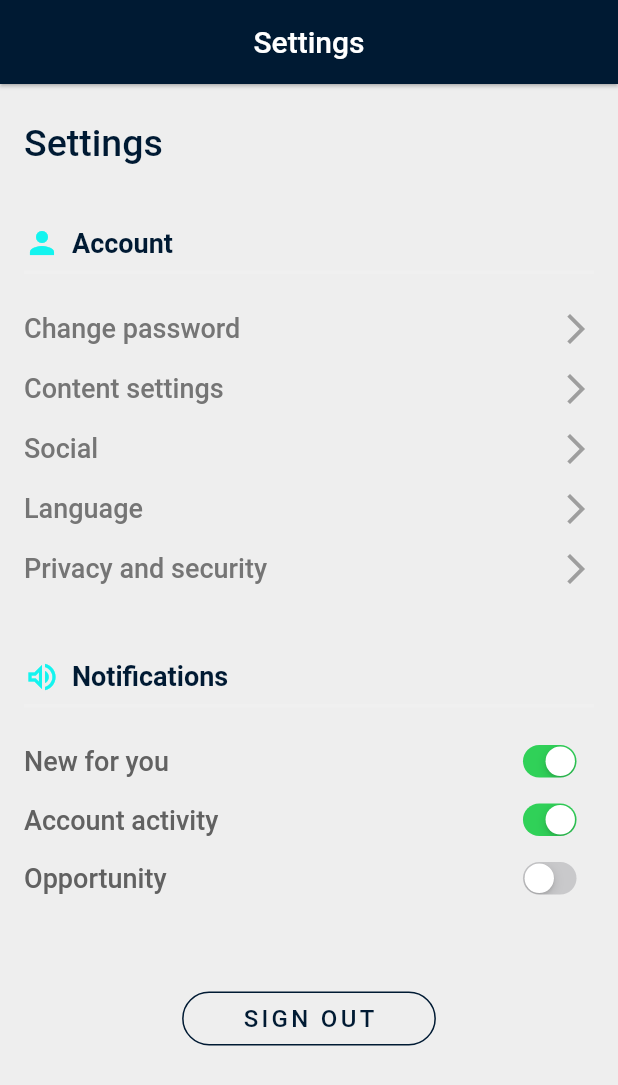
After one commit to wassimsefi/TunCoinWallet-Flutter, a Flutter app: the SettingsPage screen opened directly, after a tap on "Social", on a phone screen of 412 x 824 dp. The commit adds this screen. Shown: the top 1085 px of the screen. Run offline on Flutter 3.47's test engine with Material 2 defaults, Android fonts, the phone set to English and light mode, and no system bars; our stand-ins replace curved_navigation_bar, fl_chart, fluttertoast, shared_preferences; missing offline and left inert: dart:ffi; accounts and stored records are empty; network calls fail.

Commit message:
settings

```diff
--- a/lib/pages/buy.dart
+++ b/lib/pages/buy.dart
@@ -5,6 +5,7 @@ import 'package:TunCoinWallet/Model/cryptocurrency_model.dart';
 import 'package:TunCoinWallet/Model/user_model.dart';
 import 'package:TunCoinWallet/pages/Crypto.dart';
 import 'package:TunCoinWallet/pages/accueil.dart';
+import 'package:TunCoinWallet/pages/menu.dart';
 import 'package:TunCoinWallet/pages/news.dart';
 import 'package:TunCoinWallet/pages/send.dart';
 import 'package:TunCoinWallet/pages/sign_up.dart';
@@ -77,15 +78,11 @@ class _BuyPageState extends State<BuyPage> {
     }
   }
 
-  Future<String> BuyAmount(String id, int amount) async {
+  Future BuyAmount(String id, String amount) async {
     final String apiUrl = "https://tuncoin.herokuapp.com/buy";
-
-    var req_body = new Map();
-
-    req_body['id'] = id;
-    req_body['amount'] = amount;
-
-    final Response = await http.post(apiUrl, body: jsonEncode(req_body));
+    int amount1 = int.parse(amount);
+    final Response =
+        await http.post(apiUrl, body: {"id": id, "amount": amount});
 
     if (Response.statusCode == 200) {
       showDialog<String>(
@@ -98,7 +95,8 @@ class _BuyPageState extends State<BuyPage> {
           ),
           actions: <Widget>[
             FlatButton(
-                onPressed: () => Navigator.pop(context, 'OK'),
+                onPressed: () => Navigator.of(context).pushReplacement(
+                    MaterialPageRoute(builder: (context) => Menu())),
                 child: Text('OK'))
           ],
         ),
@@ -548,7 +546,7 @@ class _BuyPageState extends State<BuyPage> {
                               ),
                               child: FlatButton(
                                 child: Text(
-                                  'Send',
+                                  'Buy',
                                   style: TextStyle(
                                     fontFamily: 'Montserrat',
                                     fontWeight: FontWeight.w900,
@@ -563,7 +561,7 @@ class _BuyPageState extends State<BuyPage> {
                                   if (_formkey.currentState.validate()) {
                                     print("hello ");
 
-                                    int amount = int.parse(_amount.text);
+                                    String amount = _amount.text;
                                     String id = _user.id;
 
                                     print("id!!!! : " + id);
--- a/lib/pages/menu.dart
+++ b/lib/pages/menu.dart
@@ -4,6 +4,7 @@ import 'package:TunCoinWallet/pages/login.dart';
 import 'package:TunCoinWallet/pages/news.dart';
 import 'package:TunCoinWallet/pages/portfolio.dart';
 import 'package:TunCoinWallet/pages/send.dart';
+import 'package:TunCoinWallet/pages/settings.dart';
 import 'package:curved_navigation_bar/curved_navigation_bar.dart';
 import 'package:flutter/material.dart';
 
@@ -17,7 +18,7 @@ class _MenuState extends State<Menu> {
     Homepage(),
     SendPage(),
     BuyPage(),
-    Portfoliopage(),
+    SettingsPage(),
   ]; //screens for each tab
 
   int selectedIndex = 0;
--- /dev/null
+++ b/lib/pages/settings.dart
@@ -0,0 +1,288 @@
+import 'package:TunCoinWallet/Model/user_model.dart';
+import 'package:TunCoinWallet/pages/accueil.dart';
+import 'package:flutter/cupertino.dart';
+import 'package:flutter/material.dart';
+import 'package:shared_preferences/shared_preferences.dart';
+import 'package:http/http.dart' as http;
+
+class SettingsPage extends StatefulWidget {
+  @override
+  _SettingsPageState createState() => _SettingsPageState();
+}
+
+class _SettingsPageState extends State<SettingsPage> {
+  String id = "";
+  User _user;
+
+  Future getId() async {
+    WidgetsFlutterBinding.ensureInitialized();
+    SharedPreferences prefs = await SharedPreferences.getInstance();
+    id = prefs.getString('id');
+    print("home : " + id);
+
+    //get User
+
+    final User user = await getUser(id);
+    setState(() {
+      _user = user;
+    });
+  }
+
+  Future logOut() async {
+    SharedPreferences prefs = await SharedPreferences.getInstance();
+    prefs.remove('id');
+    Navigator.of(context).pushReplacement(
+        MaterialPageRoute(builder: (context) => Accueilpage()));
+  }
+
+  Future<User> getUser(String id) async {
+    final String apiUrl = "https://tuncoin.herokuapp.com/loggedUser/$id";
+
+    final Response = await http.get(apiUrl);
+
+    final String responseString = Response.body;
+
+    return userFromJson(responseString);
+  }
+
+  @override
+  void initState() {
+    // TODO: implement initState
+    super.initState();
+    getId();
+  }
+
+  @override
+  Widget build(BuildContext context) {
+    return Scaffold(
+      backgroundColor: Colors.grey[200],
+      appBar: AppBar(
+        backgroundColor: Color(0xff001a33),
+        elevation: 1,
+        title: Text("Settings"),
+        centerTitle: true,
+      ),
+      body: Container(
+        padding: EdgeInsets.only(left: 16, top: 25, right: 16),
+        child: ListView(
+          children: [
+            Text(
+              "Settings",
+              style: TextStyle(
+                fontSize: 25,
+                fontWeight: FontWeight.w500,
+                color: Color(0xff001a33),
+              ),
+            ),
+            SizedBox(
+              height: 40,
+            ),
+            Row(
+              children: [
+                Icon(
+                  Icons.person,
+                  color: Color(0xff13f4ef),
+                ),
+                SizedBox(
+                  width: 8,
+                ),
+                Text(
+                  "Account",
+                  style: TextStyle(
+                    fontSize: 18,
+                    fontWeight: FontWeight.bold,
+                    color: Color(0xff001a33),
+                  ),
+                ),
+              ],
+            ),
+            Divider(
+              height: 15,
+              thickness: 2,
+            ),
+            SizedBox(
+              height: 10,
+            ),
+            buildAccountOptionRow(context, "Change password"),
+            buildAccountOptionRow(context, "Content settings"),
+            buildAccountOptionRow3(context),
+            buildAccountOptionRow(context, "Language"),
+            buildAccountOptionRow(context, "Privacy and security"),
+            SizedBox(
+              height: 40,
+            ),
+            Row(
+              children: [
+                Icon(
+                  Icons.volume_up_outlined,
+                  color: Color(0xff13f4ef),
+                ),
+                SizedBox(
+                  width: 8,
+                ),
+                Text(
+                  "Notifications",
+                  style: TextStyle(
+                      fontSize: 18,
+                      fontWeight: FontWeight.bold,
+                      color: Color(0xff001a33)),
+                ),
+              ],
+            ),
+            Divider(
+              height: 15,
+              thickness: 2,
+            ),
+            SizedBox(
+              height: 10,
+            ),
+            buildNotificationOptionRow("New for you", true),
+            buildNotificationOptionRow("Account activity", true),
+            buildNotificationOptionRow("Opportunity", false),
+            SizedBox(
+              height: 50,
+            ),
+            Center(
+                child: FlatButton(
+              padding: EdgeInsets.symmetric(horizontal: 40),
+              onPressed: () {
+                logOut();
+              },
+              child: Text('SIGN OUT',
+                  style: TextStyle(
+                    fontSize: 16,
+                    letterSpacing: 2.2,
+                    color: Color(0xff001a33),
+                  )),
+              textColor: Color(0xff001a33),
+              shape: RoundedRectangleBorder(
+                  side: BorderSide(
+                      color: Color(0xff001a33),
+                      width: 1,
+                      style: BorderStyle.solid),
+                  borderRadius: BorderRadius.circular(50)),
+            ))
+          ],
+        ),
+      ),
+    );
+  }
+
+  Row buildNotificationOptionRow(String title, bool isActive) {
+    return Row(
+      mainAxisAlignment: MainAxisAlignment.spaceBetween,
+      children: [
+        Text(
+          title,
+          style: TextStyle(
+              fontSize: 18,
+              fontWeight: FontWeight.w500,
+              color: Colors.grey[700]),
+        ),
+        Transform.scale(
+            scale: 0.7,
+            child: CupertinoSwitch(
+              value: isActive,
+              onChanged: (bool val) {},
+            ))
+      ],
+    );
+  }
+
+  GestureDetector buildAccountOptionRow(BuildContext context, String title) {
+    return GestureDetector(
+      onTap: () {
+        showDialog(
+            context: context,
+            builder: (BuildContext context) {
+              return AlertDialog(
+                title: Text(title),
+                content: Column(
+                  mainAxisSize: MainAxisSize.min,
+                  children: [
+                    Text("Option 1"),
+                    Text("Option 2"),
+                    Text("Option 3"),
+                  ],
+                ),
+                actions: [
+                  FlatButton(
+                      onPressed: () {
+                        Navigator.of(context).pop();
+                      },
+                      child: Text("Close")),
+                ],
+              );
+            });
+      },
+      child: Padding(
+        padding: const EdgeInsets.symmetric(vertical: 8.0),
+        child: Row(
+          mainAxisAlignment: MainAxisAlignment.spaceBetween,
+          children: [
+            Text(
+              title,
+              style: TextStyle(
+                fontSize: 18,
+                fontWeight: FontWeight.w500,
+                color: Colors.grey[600],
+              ),
+            ),
+            Icon(
+              Icons.arrow_forward_ios,
+              color: Colors.grey,
+            ),
+          ],
+        ),
+      ),
+    );
+  }
+
+  GestureDetector buildAccountOptionRow3(BuildContext context) {
+    return GestureDetector(
+      onTap: () {
+        showDialog(
+            context: context,
+            builder: (BuildContext context) {
+              return AlertDialog(
+                title: Text("Social"),
+                content: Column(
+                  mainAxisSize: MainAxisSize.min,
+                  children: [
+                    Text("Site web ....."),
+                  ],
+                ),
+                actions: [
+                  FlatButton(
+                      onPressed: () {
+                        Navigator.of(context).pop();
+                      },
+                      child: Text("Close")),
+                ],
+                backgroundColor: Color(0xff001a33),
+              );
+            });
+      },
+      child: Padding(
+        padding: const EdgeInsets.symmetric(vertical: 8.0),
+        child: Row(
+          mainAxisAlignment: MainAxisAlignment.spaceBetween,
+          children: [
+            Text(
+              "Social",
+              style: TextStyle(
+                fontSize: 18,
+                fontWeight: FontWeight.w500,
+                color: Colors.grey[600],
+              ),
+            ),
+            Icon(
+              Icons.arrow_forward_ios,
+              color: Colors.grey,
+            ),
+          ],
+        ),
+      ),
+    );
+  }
+}
```
